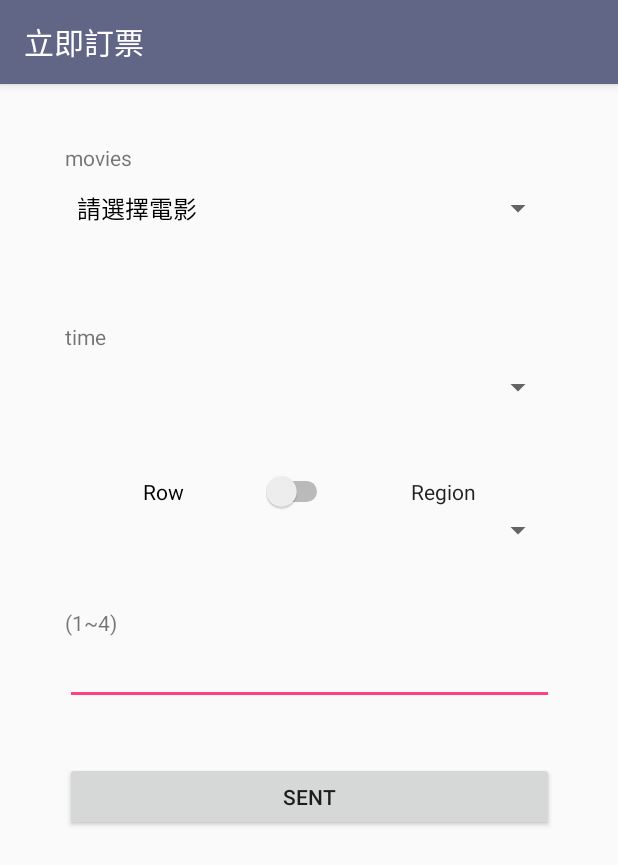
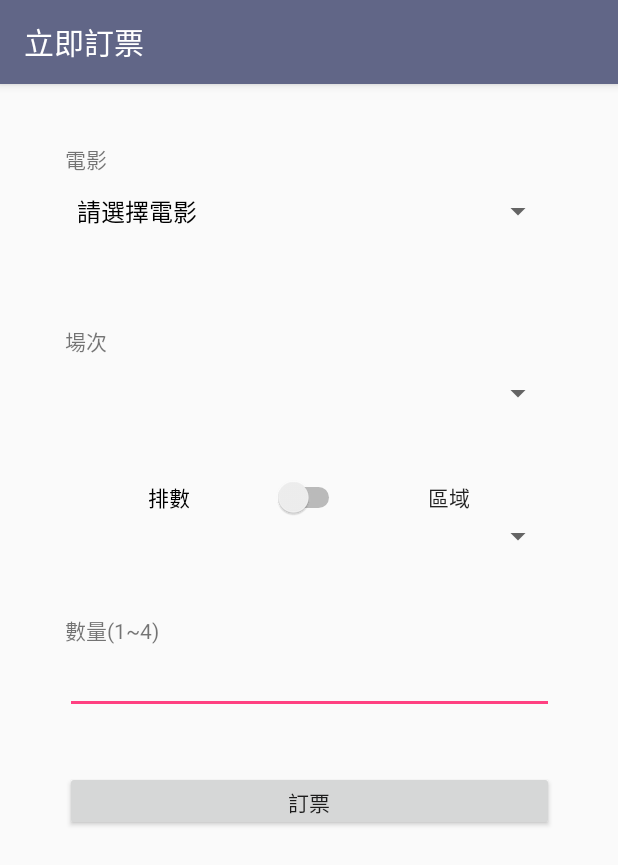
Before and after one commit to zander363/PrivateTheater, an Android app: the BookingActivity screen opened directly, with no data from a screen before it, on a phone screen of 412 x 824 dp. Shown: the top 865 px of the screen. Run offline under Robolectric (Android 15) with nearby library versions, the phone set to English and light mode, and no system bars.

Commit message:
adjust the icon. fix a error on booking. fail to turn login into independent class.

```diff
--- a/app/src/main/AndroidManifest.xml
+++ b/app/src/main/AndroidManifest.xml
@@ -9,7 +9,7 @@
 
     <application
         android:allowBackup="true"
-        android:icon="@mipmap/ic_launcher"
+        android:icon="@drawable/icon"
         android:label="@string/app_name"
         android:roundIcon="@mipmap/ic_launcher_round"
         android:supportsRtl="true"
@@ -22,8 +22,7 @@
             </intent-filter>
         </activity>
         <activity android:name=".LoggingActivity" />
-        <activity
-            android:name=".BookingActivity"
+        <activity android:name=".BookingActivity"
             android:label="立即訂票" />
         <activity android:name=".RefundingActivity" />
         <activity android:name=".SearchingActivity" />
--- a/app/src/main/java/com/mrb/test/ooad/BookingActivity.java
+++ b/app/src/main/java/com/mrb/test/ooad/BookingActivity.java
@@ -31,13 +31,14 @@ public class BookingActivity extends AppCompatActivity {
 
     @Override
     protected void onCreate(Bundle savedInstanceState) {
+        try {
             super.onCreate(savedInstanceState);
             setContentView(R.layout.activity_booking);
 
-        confirmation = (Button) findViewById(R.id.confirmation);
+            confirmation = (Button) findViewById(R.id.confirm);
             number_input = (EditText) findViewById(R.id.numberInput);
-        movies_spinner = (Spinner)findViewById(R.id.movieSpinner);
-        time_spinner = (Spinner)findViewById(R.id.timeSpinner);
+            movies_spinner = (Spinner) findViewById(R.id.movieSpinner);
+            time_spinner = (Spinner) findViewById(R.id.timeSpinner);
             row_region = (Switch) findViewById(R.id.row_region);
             row_region_spinner = (Spinner) findViewById(R.id.row_region_spinner);
 
@@ -76,7 +77,7 @@ public class BookingActivity extends AppCompatActivity {
 
             //final ArrayList<String> movies = MovieControl.getMovieList();
             final ArrayList<String> movies = new ArrayList<>();
-        movies.add(0,"請選擇電影");
+            movies.add(0, "請選擇電影");
 
             ArrayAdapter<String> movieList = new ArrayAdapter<>(BookingActivity.this,
                     android.R.layout.simple_spinner_dropdown_item,
@@ -84,15 +85,15 @@ public class BookingActivity extends AppCompatActivity {
             movies_spinner.setSelection(0);
             movies_spinner.setAdapter(movieList);
 
-        movies_spinner.setOnItemSelectedListener((new AdapterView.OnItemSelectedListener(){
+            movies_spinner.setOnItemSelectedListener((new AdapterView.OnItemSelectedListener() {
                 @Override
-            public void onItemSelected(AdapterView<?>parent, View view, int position, long id){
-                if (position>0) {
-                    movieorder = position-1;
+                public void onItemSelected(AdapterView<?> parent, View view, int position, long id) {
+                    if (position > 0) {
+                        movieorder = position - 1;
                         MovieControl.setCurrentMovieName(movies.get(position));
 
                         final ArrayList<String> time = MovieControl.getSession();
-                    time.add(0,"請選擇場次");
+                        time.add(0, "請選擇場次");
 
                         ArrayAdapter<String> timeList = new ArrayAdapter<>(BookingActivity.this,
                                 android.R.layout.simple_spinner_dropdown_item,
@@ -103,10 +104,10 @@ public class BookingActivity extends AppCompatActivity {
                         time_spinner.setOnItemSelectedListener(new AdapterView.OnItemSelectedListener() {
                             @Override
                             public void onItemSelected(AdapterView<?> parent, View view, int position, long id) {
-                            if(position>0){
-                                timeorder = position-1;
+                                if (position > 0) {
+                                    timeorder = position - 1;
                                     MovieControl.setCurrentSession(time.get(position));
-                                if(MovieControl.getisBigHall()) {
+                                    if (MovieControl.getisBigHall()) {
                                         row_region.setOnCheckedChangeListener(new CompoundButton.OnCheckedChangeListener() {
                                             @Override
                                             public void onCheckedChanged(CompoundButton buttonView, boolean isChecked) {
@@ -114,9 +115,9 @@ public class BookingActivity extends AppCompatActivity {
                                                     // The region mode
                                                     //set to region mode
                                                     ArrayList<String> region = MovieControl.ShowRegionState();
-                                                region.add(0,"請選擇區域");
+                                                    region.add(0, "請選擇區域");
                                                     ArrayAdapter<String> regionList = new ArrayAdapter<>(BookingActivity.this,
-                                                        android.R.layout.simple_spinner_dropdown_item,region);
+                                                            android.R.layout.simple_spinner_dropdown_item, region);
                                                     row_region_spinner.setSelection(0);
                                                     row_region_spinner.setAdapter(regionList);
 
@@ -126,7 +127,7 @@ public class BookingActivity extends AppCompatActivity {
                                                     // The row mode
                                                     //set to row mode
                                                     ArrayList<String> row = MovieControl.ShowRowState();
-                                                row.add(0,"請選擇排數");
+                                                    row.add(0, "請選擇排數");
                                                     ArrayAdapter<String> rowList = new ArrayAdapter<>(BookingActivity.this,
                                                             android.R.layout.simple_spinner_dropdown_item,
                                                             row);
@@ -137,17 +138,16 @@ public class BookingActivity extends AppCompatActivity {
                                                 }
                                             }
                                         });
-                                }
-                                else{
+                                    } else {
                                         ArrayList<String> row_region = new ArrayList<String>();
                                         row_region.add("小廳無法選擇排數或區域");
                                         ArrayAdapter<String> row_region_List = new ArrayAdapter<>(BookingActivity.this,
-                                            android.R.layout.simple_spinner_dropdown_item,row_region);
+                                                android.R.layout.simple_spinner_dropdown_item, row_region);
                                         row_region_spinner.setSelection(0);
                                         row_region_spinner.setAdapter(row_region_List);
                                     }
 
-                            }else{
+                                } else {
                                     ArrayList<String> row_region = new ArrayList<String>();
                                     row_region.add("");
                                     ArrayAdapter<String> row_region_List = new ArrayAdapter<>(BookingActivity.this,
@@ -168,8 +168,7 @@ public class BookingActivity extends AppCompatActivity {
                                 row_region_spinner.setAdapter(row_region_List);
                             }
                         });
-                }
-                else{
+                    } else {
                         ArrayList<String> time = new ArrayList<>();
                         time.add("");
                         ArrayAdapter<String> timeList = new ArrayAdapter<>(BookingActivity.this,
@@ -179,6 +178,7 @@ public class BookingActivity extends AppCompatActivity {
                         time_spinner.setAdapter(timeList);
                     }
                 }
+
                 @Override
                 public void onNothingSelected(AdapterView<?> arg0) {
                     ArrayList<String> time = new ArrayList<>();
@@ -190,5 +190,8 @@ public class BookingActivity extends AppCompatActivity {
                     time_spinner.setAdapter(timeList);
                 }
             }));
+        } catch (Exception e) {
+            Toast.makeText(BookingActivity.this, e.getMessage(), Toast.LENGTH_LONG).show();
         }
     }
+}
--- a/app/src/main/res/layout/activity_booking.xml
+++ b/app/src/main/res/layout/activity_booking.xml
@@ -25,7 +25,7 @@
             android:id="@+id/movieText"
             android:layout_width="match_parent"
             android:layout_height="wrap_content"
-            android:text="movies" />
+            android:text="電影" />
 
         <Spinner
             android:id="@+id/movieSpinner"
@@ -40,7 +40,7 @@
             android:id="@+id/timeText"
             android:layout_width="match_parent"
             android:layout_height="wrap_content"
-            android:text="time" />
+            android:text="場次" />
 
         <Spinner
             android:id="@+id/timeSpinner"
@@ -61,7 +61,7 @@
                 android:layout_width="wrap_content"
                 android:layout_height="wrap_content"
                 android:layout_weight="1"
-                android:text="Row"
+                android:text="排數"
                 android:textAlignment="center"
                 android:textAppearance="@style/TextAppearance.AppCompat" />
 
@@ -69,7 +69,7 @@
                 android:layout_width="wrap_content"
                 android:layout_height="wrap_content"
                 android:layout_weight="1"
-                android:text="Region"
+                android:text="區域"
                 android:textAlignment="center"
                 android:textAppearance="@style/TextAppearance.AppCompat" />
         </LinearLayout>
@@ -87,14 +87,16 @@
             android:id="@+id/numberText"
             android:layout_width="match_parent"
             android:layout_height="wrap_content"
-            android:text="(1~4)" />
+            android:text="數量(1~4)"/>
 
         <EditText
             android:id="@+id/numberInput"
             android:layout_width="match_parent"
             android:layout_height="wrap_content"
             android:ems="10"
-            android:inputType="number" />
+            android:inputType="number"
+            android:digits="1234"
+            android:maxLength="1"/>
 
         <Space
             android:layout_width="match_parent"
@@ -104,7 +106,7 @@
             android:id="@+id/confirm"
             android:layout_width="match_parent"
             android:layout_height="wrap_content"
-            android:text="Sent" />
+            android:text="訂票" />
 
     </LinearLayout>
 </android.support.constraint.ConstraintLayout>
```
Also changed, not shown: app/src/main/java/com/mrb/test/ooad/MainActivity.java (+0 -1 lines), app/src/main/res/drawable/icon.png (added). Lines whose indentation alone changed are shown as unchanged.
